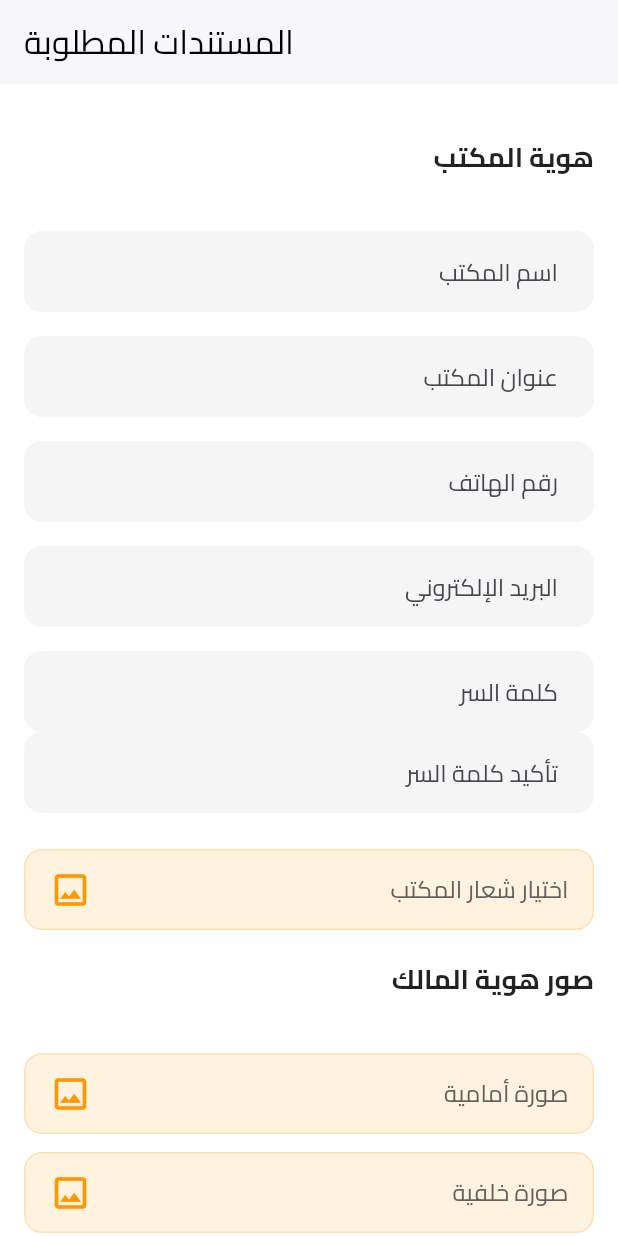
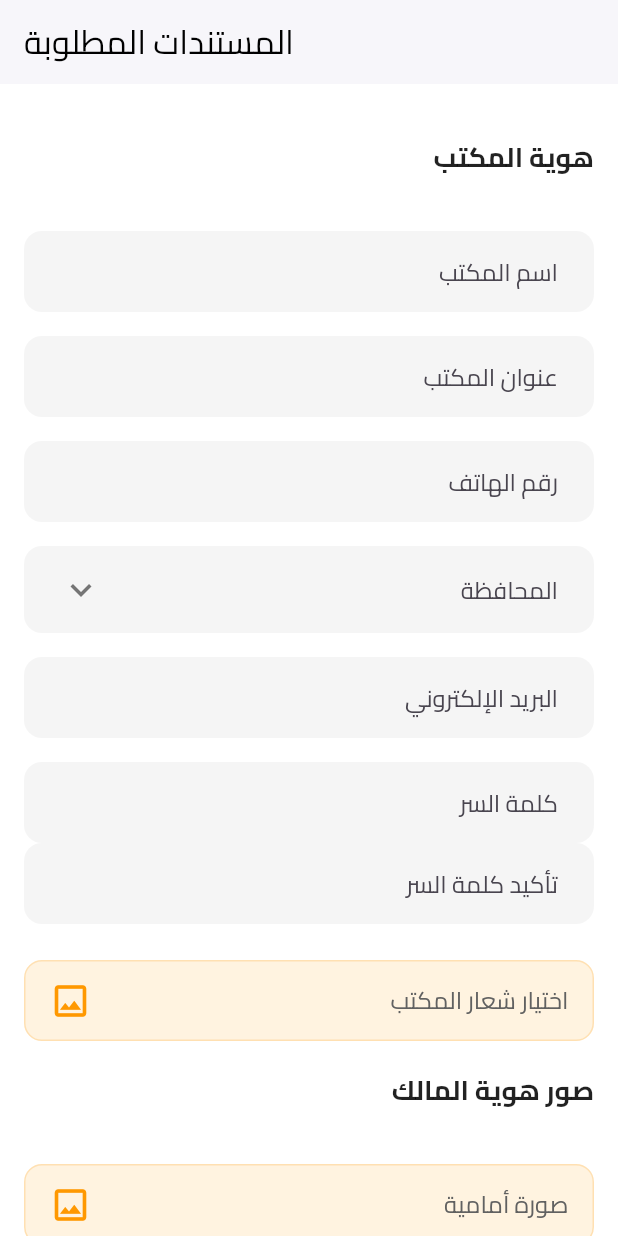
Before and after one commit to dwam-tech/app-masar-v1, a Flutter app: the SubscriptionRegistrationOfficeScreen screen opened by its route, on a phone screen of 412 x 824 dp. Run offline on Flutter 3.47's test engine with Material 3 defaults, Android fonts, the phone set to English and light mode, and no system bars; our stand-ins replace cached_network_image, file_picker, go_router, permission_handler, shared_preferences; accounts and stored records are empty.

Commit message:
Add city dropdown and update office registration

```diff
--- a/lib/providers/auth_provider.dart
+++ b/lib/providers/auth_provider.dart
@@ -71,6 +71,7 @@ class AuthProvider with ChangeNotifier {
   // تحديث بيانات مكتب العقارات - الخطوة الثانية
   Future<Map<String, dynamic>> registerRealstateOfficeStep2({
     required String phone,
+    required String city,
     required String address,
     required int officeLogo,
     required int ownerIdFront,
@@ -90,6 +91,7 @@ class AuthProvider with ChangeNotifier {
       commercialCardFront: commercialCardFront,
       commercialCardBack: commercialCardBack,
       vat: vat,
+      city: city,
     );
 
     if (result['success']) {
--- a/lib/screens/business/RealStateScreens/SubscriptionRegistrationOfficeScreen.dart
+++ b/lib/screens/business/RealStateScreens/SubscriptionRegistrationOfficeScreen.dart
@@ -36,6 +36,20 @@ class _SubscriptionRegistrationOfficeScreenState
   String? _officePhotoFrontPath;
   String? _crPhotoFrontPath;
   String? _crPhotoBackPath;
+
+  String? _selectedCity;
+  final List<String> _cities = [
+    'الرياض',
+    'جدة',
+    'مكة المكرمة',
+    'المدينة المنورة',
+    'الدمام',
+    'الخبر',
+    'تبوك',
+    'أبها',
+    'القصيم',
+    'حائل',
+  ];
 
   Future<void> _pickFile(String fieldName) async {
     // On Android 13+ the `photos` permission maps to READ_MEDIA_IMAGES.
@@ -186,6 +200,7 @@ class _SubscriptionRegistrationOfficeScreenState
 
     final step2 = await authProvider.registerRealstateOfficeStep2(
       phone: _phoneController.text.trim(),
+      city: _selectedCity!,
       address: _addressController.text.trim(),
       officeLogo: officeLogoId!,
       ownerIdFront: ownerIdFrontId!,
@@ -274,6 +289,48 @@ class _SubscriptionRegistrationOfficeScreenState
               _buildFormField(
                 hintText: 'رقم الهاتف',
                 controller: _phoneController,
+              ),
+              const SizedBox(height: 16),
+              Directionality(
+                textDirection: TextDirection.rtl,
+                child: DropdownButtonFormField<String>(
+                  value: _selectedCity,
+                  alignment: AlignmentDirectional.centerEnd,
+                  decoration: InputDecoration(
+                    labelText: 'المحافظة',
+                    filled: true,
+                    fillColor: Colors.grey[100],
+                    border: OutlineInputBorder(
+                      borderRadius: BorderRadius.circular(12.0),
+                      borderSide: BorderSide.none,
+                    ),
+                    contentPadding: const EdgeInsets.symmetric(
+                      vertical: 15.0,
+                      horizontal: 20.0,
+                    ),
+                  ),
+                  icon: const Padding(
+                    padding: EdgeInsets.only(left: 12.0),
+                    child: Icon(Icons.keyboard_arrow_down),
+                  ),
+                  iconSize: 28,
+                  iconEnabledColor: Colors.grey[600],
+                  items: _cities.map((String city) {
+                    return DropdownMenuItem<String>(
+                      value: city,
+                      alignment: AlignmentDirectional.centerEnd,
+                      child: Text(
+                        city,
+                        textAlign: TextAlign.right,
+                        style: const TextStyle(fontSize: 16),
+                      ),
+                    );
+                  }).toList(),
+                  onChanged: (String? newValue) {
+                    setState(() => _selectedCity = newValue);
+                  },
+                  validator: (value) => value == null ? 'الرجاء اختيار المحافظة' : null,
+                ),
               ),
               const SizedBox(height: 16),
               _buildFormField(
--- a/lib/services/auth_service.dart
+++ b/lib/services/auth_service.dart
@@ -112,6 +112,7 @@ class AuthService {
   // تحديث بيانات حساب مكتب عقاري - الخطوة الثانية
   Future<Map<String, dynamic>> registerRealstateOfficeStep2({
     required String phone,
+    required String city,
     required String address,
     required int officeLogo,
     required int ownerIdFront,
@@ -149,6 +150,7 @@ class AuthService {
         body: jsonEncode({
           'type': 'RealstateOffice',
           'phone': phone,
+          'city': city,
           'RealstateOfficeAddress': address,
           'RealstateOfficeLogo': officeLogo,
           'RealstateOfficeOwnerIdFront': ownerIdFront,
```
